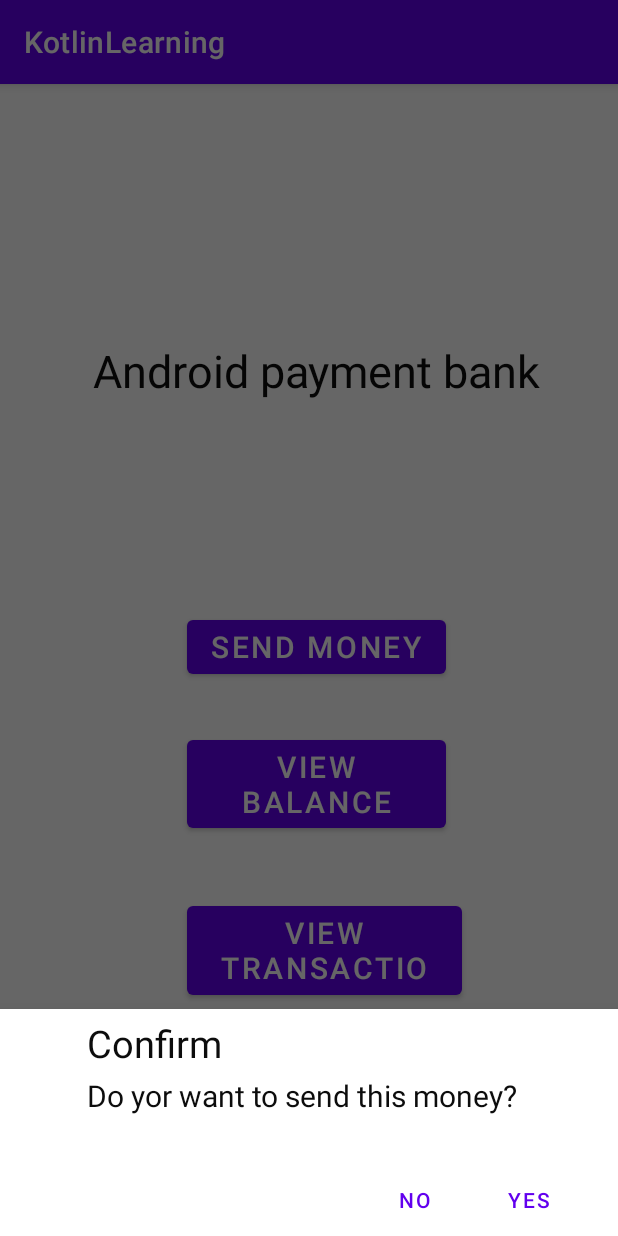
After one commit to Arindam990/KotlinLearning, an Android app: the DialogFragment screen opened through its navigation route, on a phone screen of 412 x 824 dp. The commit adds this screen. Run offline under Robolectric (Android 15) with nearby library versions, the phone set to English and light mode, and no system bars.

Commit message:
initial commit

```diff
--- a/app/src/main/java/com/android/kotlinlearning/CashFragment.kt
+++ b/app/src/main/java/com/android/kotlinlearning/CashFragment.kt
@@ -7,17 +7,21 @@ import android.view.View
 import android.view.View.inflate
 import android.view.ViewGroup
 import androidx.navigation.fragment.findNavController
+import androidx.navigation.fragment.navArgs
 import androidx.navigation.navOptions
 //import com.android.kotlinlearning.databinding.ActivityMainBinding.inflate
 //import com.android.kotlinlearning.databinding.FindMyAgeLayoutBinding
 import kotlinx.android.synthetic.main.find_my_age_layout.*
 import kotlinx.android.synthetic.main.fragment_cash.*
+import kotlinx.android.synthetic.main.fragment_dialog.*
 import kotlinx.android.synthetic.main.fragment_send_money.*
 import kotlinx.android.synthetic.main.fragment_view_transaction.*
 import com.android.kotlinlearning.CashFragment as CashFragment1
 
 
-class CashFragment : Fragment() {
+class CashFragment : Fragment(R.layout.fragment_cash) {
+
+
     override fun onCreateView(
         inflater: LayoutInflater, container: ViewGroup?,
         savedInstanceState: Bundle?
@@ -25,17 +29,20 @@ class CashFragment : Fragment() {
         // Inflate the layout for this fragment
         return inflater.inflate(R.layout.fragment_cash, container, false)
     }
+
     override fun onViewCreated(view: View, savedInstanceState: Bundle?) {
         super.onViewCreated(view, savedInstanceState)
+
 
         val receiverName = arguments?.getString("name")
         textView4.text = "send cash to $receiverName"
 
-     send_button.setOnClickListener(){
-           findNavController().navigate(R.id.message)
-     }
+        send_button.setOnClickListener {
+            findNavController().navigate(R.id.dialogFragment)
+        }
+
 
     }
 
 
-    }
+}
--- /dev/null
+++ b/app/src/main/java/com/android/kotlinlearning/DialogFragment.kt
@@ -0,0 +1,29 @@
+package com.android.kotlinlearning
+
+import android.os.Bundle
+import androidx.fragment.app.Fragment
+import android.view.LayoutInflater
+import android.view.View
+import android.view.ViewGroup
+import android.widget.Button
+import android.widget.Toast
+import androidx.navigation.fragment.findNavController
+import com.google.android.material.bottomsheet.BottomSheetDialogFragment
+import kotlinx.android.synthetic.main.fragment_dialog.*
+
+
+class DialogFragment : BottomSheetDialogFragment(){
+
+    override fun onCreateView(
+        inflater: LayoutInflater,
+        container: ViewGroup?,
+        savedInstanceState: Bundle?
+    ): View? {
+        return inflater.inflate(R.layout.fragment_dialog,container,false)
+
+
+
+
+      }
+
+    }
--- a/app/src/main/java/com/android/kotlinlearning/MessageFragment.kt
+++ b/app/src/main/java/com/android/kotlinlearning/MessageFragment.kt
@@ -18,6 +18,6 @@ class MessageFragment : Fragment() {
         return inflater.inflate(R.layout.fragment_message, container, false)
     }
 
-    val editText=arguments?.getString("value")
+
 
 }
--- a/app/src/main/java/com/android/kotlinlearning/sendMoneyFragment.kt
+++ b/app/src/main/java/com/android/kotlinlearning/sendMoneyFragment.kt
@@ -12,22 +12,19 @@ import kotlinx.android.synthetic.main.fragment_send_money.*
 
 class sendMoneyFragment : Fragment(R.layout.fragment_send_money) {
 
+
     override fun onViewCreated(view: View, savedInstanceState: Bundle?) {
         super.onViewCreated(view, savedInstanceState)
-       next_button2.setOnClickListener{
-
-           val navOption= navOptions{
-           }
+        next_button2.setOnClickListener {
 
 
-           val recivername=receivername_text.text.toString()
-           val args=Bundle()
-           args.putString("name",recivername)
-           findNavController().navigate(R.id.cashFragment2,args)
+            val recivername = receivername_text.text.toString()
+            val args = Bundle()
+            args.putString("name", recivername)
+            findNavController().navigate(R.id.cashFragment, args)
 
-       }
+        }
     }
 
 
-
-    }
+}
--- a/app/src/main/res/layout/activity_main.xml
+++ b/app/src/main/res/layout/activity_main.xml
@@ -1,5 +1,6 @@
 <?xml version="1.0" encoding="utf-8"?>
-<androidx.constraintlayout.widget.ConstraintLayout xmlns:android="http://schemas.android.com/apk/res/android"
+<androidx.constraintlayout.widget.ConstraintLayout
+    xmlns:android="http://schemas.android.com/apk/res/android"
     xmlns:app="http://schemas.android.com/apk/res-auto"
     xmlns:tools="http://schemas.android.com/tools"
     android:layout_width="match_parent"
--- a/app/src/main/res/layout/fragment_cash.xml
+++ b/app/src/main/res/layout/fragment_cash.xml
@@ -17,7 +17,7 @@
         app:layout_constraintEnd_toStartOf="@+id/send_button"
         app:layout_constraintHorizontal_bias="1.0"
         app:layout_constraintStart_toStartOf="parent"
-        app:layout_constraintTop_toBottomOf="@+id/editText"
+        app:layout_constraintTop_toBottomOf="@+id/amount_Text"
         tools:ignore="DuplicateSpeakableTextCheck" />
 
     <Button
@@ -30,7 +30,7 @@
         app:layout_constraintEnd_toEndOf="parent"
         app:layout_constraintHorizontal_bias="0.754"
         app:layout_constraintStart_toStartOf="parent"
-        app:layout_constraintTop_toBottomOf="@+id/editText" />
+        app:layout_constraintTop_toBottomOf="@+id/amount_Text" />
 
     <TextView
         android:id="@+id/textView4"
@@ -47,7 +47,7 @@
         app:layout_constraintVertical_bias="0.035" />
 
     <EditText
-        android:id="@+id/editText"
+        android:id="@+id/amount_Text"
         android:layout_width="274dp"
         android:layout_height="49dp"
         android:layout_marginTop="20dp"
--- /dev/null
+++ b/app/src/main/res/layout/fragment_dialog.xml
@@ -0,0 +1,56 @@
+<?xml version="1.0" encoding="utf-8"?>
+<androidx.constraintlayout.widget.ConstraintLayout
+    xmlns:android="http://schemas.android.com/apk/res/android"
+    xmlns:app="http://schemas.android.com/apk/res-auto"
+    xmlns:tools="http://schemas.android.com/tools"
+    android:layout_width="match_parent"
+    android:layout_height="match_parent"
+    tools:context=".DialogFragment">
+
+
+    <TextView
+        android:id="@+id/confirmtext_View"
+        android:layout_width="wrap_content"
+        android:layout_height="wrap_content"
+        android:text="Confirm"
+        android:textSize="25sp"
+        android:textColor="@color/black"
+
+        app:layout_constraintBottom_toBottomOf="parent"
+        app:layout_constraintEnd_toEndOf="parent"
+        app:layout_constraintHorizontal_bias="0.18"
+        app:layout_constraintStart_toStartOf="parent"
+        app:layout_constraintTop_toTopOf="parent"
+        app:layout_constraintVertical_bias="0.046" />
+
+    <TextView
+        android:id="@+id/message_View"
+        android:layout_width="0dp"
+        android:layout_height="wrap_content"
+        android:layout_marginTop="4dp"
+        android:textSize="20sp"
+        android:text="Do yor want to send this money?"
+        android:textColor="@color/black"
+        app:layout_constraintStart_toStartOf="@+id/confirmtext_View"
+        app:layout_constraintTop_toBottomOf="@+id/confirmtext_View" />
+
+    <Button
+        android:id="@+id/no_button"
+        android:layout_width="wrap_content"
+        android:layout_height="wrap_content"
+        android:layout_marginEnd="12dp"
+        android:text="NO"
+        app:layout_constraintBottom_toBottomOf="@+id/yes_button"
+        app:layout_constraintEnd_toStartOf="@+id/yes_button"
+        app:layout_constraintTop_toTopOf="@+id/yes_button" />
+
+    <Button
+        android:id="@+id/yes_button"
+        android:layout_width="wrap_content"
+        android:layout_height="wrap_content"
+        android:layout_marginTop="32dp"
+        android:layout_marginEnd="28dp"
+        android:text="YES"
+        app:layout_constraintEnd_toEndOf="parent"
+        app:layout_constraintTop_toBottomOf="@+id/message_View" />
+</androidx.constraintlayout.widget.ConstraintLayout>
--- a/app/src/main/res/layout/fragment_home1.xml
+++ b/app/src/main/res/layout/fragment_home1.xml
@@ -1,5 +1,6 @@
 <?xml version="1.0" encoding="utf-8"?>
-<androidx.constraintlayout.widget.ConstraintLayout xmlns:android="http://schemas.android.com/apk/res/android"
+<androidx.constraintlayout.widget.ConstraintLayout
+    xmlns:android="http://schemas.android.com/apk/res/android"
     xmlns:app="http://schemas.android.com/apk/res-auto"
     xmlns:tools="http://schemas.android.com/tools"
     android:layout_width="match_parent"
--- a/app/src/main/res/navigation/nav_graph.xml
+++ b/app/src/main/res/navigation/nav_graph.xml
@@ -5,15 +5,6 @@
     android:id="@+id/nav_graph"
     app:startDestination="@id/homeFragment1">
 
-    <fragment
-        android:id="@+id/sendMoneyFragment"
-        android:name="com.android.kotlinlearning.sendMoneyFragment"
-        android:label="fragment_send_money"
-        tools:layout="@layout/fragment_send_money" >
-        <action
-            android:id="@+id/action_sendMoneyFragment_to_cashFragment2"
-            app:destination="@id/cashFragment2" />
-    </fragment>
     <fragment
         android:id="@+id/viewTransactionFragment"
         android:name="com.android.kotlinlearning.ViewTransactionFragment"
@@ -24,11 +15,6 @@
         android:name="com.android.kotlinlearning.ViewBalanceFragment"
         android:label="fragment_view_balance"
         tools:layout="@layout/fragment_view_balance" />
-    <fragment
-        android:id="@+id/cashFragment2"
-        android:name="com.android.kotlinlearning.CashFragment"
-        android:label="fragment_cash"
-        tools:layout="@layout/fragment_cash" />
     <fragment
         android:id="@+id/homeFragment1"
         android:name="com.android.kotlinlearning.HomeFragment1"
@@ -44,6 +30,38 @@
             android:id="@+id/action_homeFragment1_to_sendMoneyFragment"
             app:destination="@id/sendMoneyFragment" />
     </fragment>
+    <dialog
+        android:id="@+id/dialogFragment"
+        android:name="com.android.kotlinlearning.DialogFragment"
+        android:label="fragment_dialog"
+        tools:layout="@layout/fragment_dialog" >
+        <action
+            android:id="@+id/action_dialogFragment_to_messageFragment"
+            app:destination="@id/messageFragment" />
+    </dialog>
+    <fragment
+        android:id="@+id/messageFragment"
+        android:name="com.android.kotlinlearning.MessageFragment"
+        android:label="fragment_message"
+        tools:layout="@layout/fragment_message" />
+    <fragment
+        android:id="@+id/cashFragment"
+        android:name="com.android.kotlinlearning.CashFragment"
+        android:label="fragment_cash"
+        tools:layout="@layout/fragment_cash" >
+        <action
+            android:id="@+id/action_cashFragment_to_dialogFragment"
+            app:destination="@id/dialogFragment" />
+    </fragment>
+    <fragment
+        android:id="@+id/sendMoneyFragment"
+        android:name="com.android.kotlinlearning.sendMoneyFragment"
+        android:label="fragment_send_money"
+        tools:layout="@layout/fragment_send_money" >
+        <action
+            android:id="@+id/action_sendMoneyFragment_to_cashFragment"
+            app:destination="@id/cashFragment" />
+    </fragment>
 
 
 </navigation>
```
